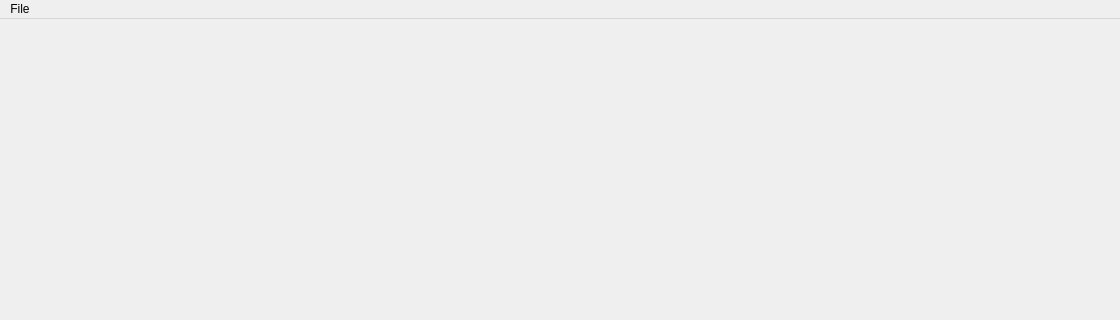
This is poledancer/poledancer_mainwindow.ui in ajventer/autoshoot as Qt 5 draws it before an edit; both pictures show x 0 to 1120 and y 0 to 320 of the 1120 by 879 pixel window. The edited form follows.
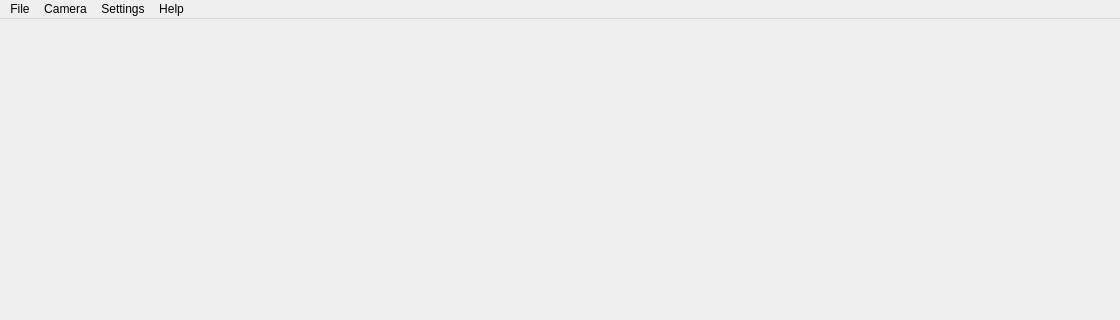
This is the edited form. Icons and pictures are not drawn.

Patch:
```diff
--- a/poledancer/poledancer_mainwindow.ui
+++ b/poledancer/poledancer_mainwindow.ui
@@ -34,7 +34,30 @@
     <addaction name="actionCamera"/>
     <addaction name="actionQuit"/>
    </widget>
+   <widget class="QMenu" name="menuHelp">
+    <property name="title">
+     <string>Help</string>
+    </property>
+    <addaction name="actionManual"/>
+    <addaction name="actionAbout"/>
+   </widget>
+   <widget class="QMenu" name="menuSettings">
+    <property name="title">
+     <string>Settings</string>
+    </property>
+    <addaction name="actionPrefferences"/>
+   </widget>
+   <widget class="QMenu" name="menuCamera">
+    <property name="title">
+     <string>Camera</string>
+    </property>
+    <addaction name="actionCameraConnect"/>
+    <addaction name="actionCameraSettings"/>
+   </widget>
    <addaction name="menuFile"/>
+   <addaction name="menuCamera"/>
+   <addaction name="menuSettings"/>
+   <addaction name="menuHelp"/>
   </widget>
   <widget class="QStatusBar" name="statusbar"/>
   <action name="actionQuit">
```
Left out of the diff: 31 changed lines with no effect on the pictures.
